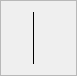
Above: src/ui/timerwidget.ui from hippich/recorditnow before the change. Below: the same form after it.
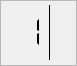
That is the form after the change. Custom widgets are drawn as their Qt base class.

Commit message: less margins

Diff of the .ui file:
```diff
--- a/src/ui/timerwidget.ui
+++ b/src/ui/timerwidget.ui
@@ -26,6 +26,15 @@
    <enum>QFrame::Raised</enum>
   </property>
   <layout class="QGridLayout" name="gridLayout">
+   <property name="horizontalSpacing">
+    <number>0</number>
+   </property>
+   <property name="verticalSpacing">
+    <number>-1</number>
+   </property>
+   <property name="margin">
+    <number>1</number>
+   </property>
    <item row="0" column="0" rowspan="2">
     <widget class="QLCDNumber" name="lcd">
      <property name="sizePolicy">
```
The commit also changes 1 other file.
